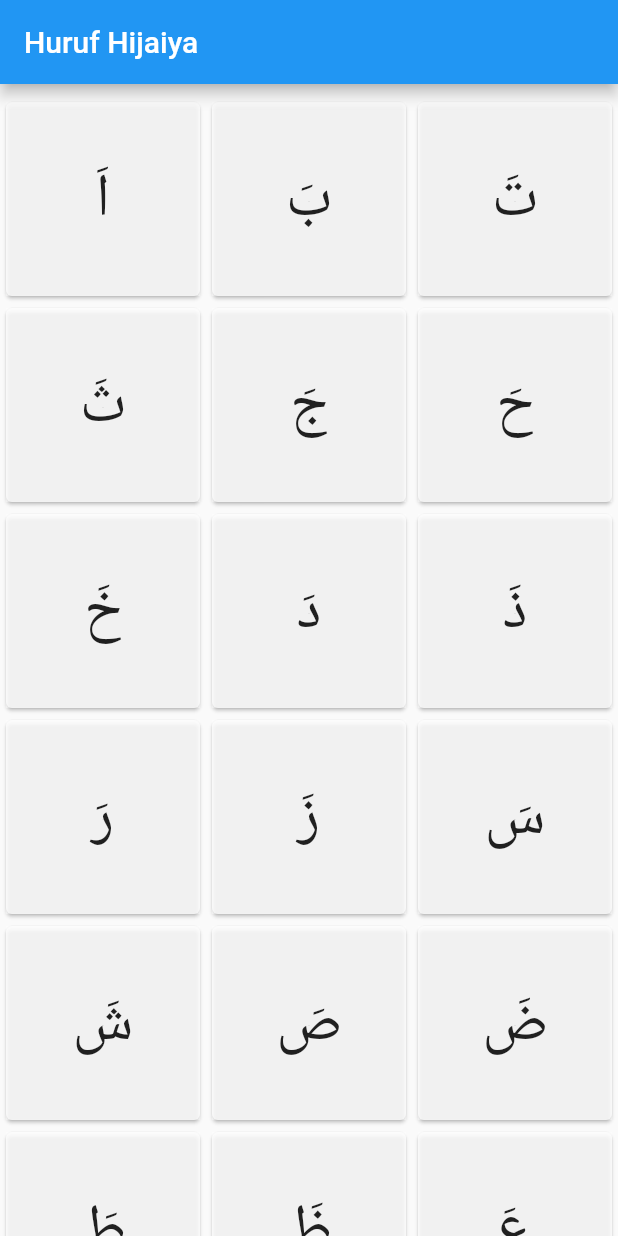
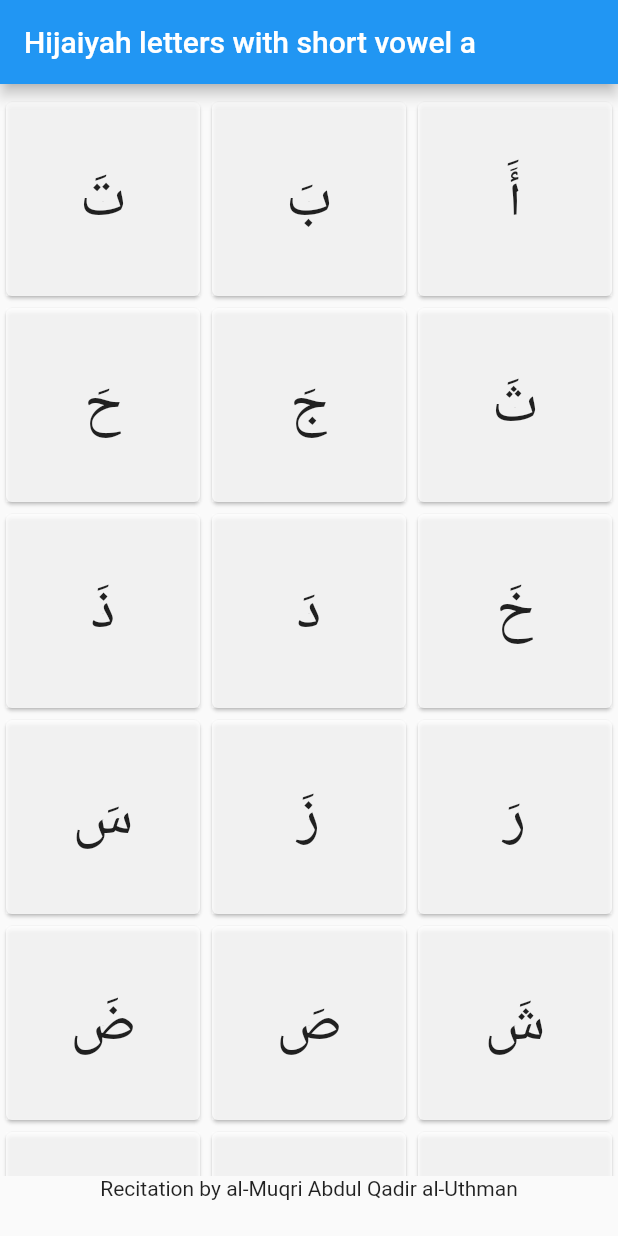
Before and after one commit to bunztelan/hijaiya_app, a Flutter app: the screen it shows after launch, on a phone screen of 412 x 824 dp. Run offline on Flutter 3.47's test engine with Material 2 defaults, Android fonts, the light colour scheme and no system bars; our stand-ins replace audioplayers.

Commit message:
[CHG] revision 1

```diff
--- a/lib/main.dart
+++ b/lib/main.dart
@@ -11,12 +11,13 @@ class MyApp extends StatelessWidget {
   // This widget is the root of your application.
   @override
   Widget build(BuildContext context) {
+    const String pageTitle = "Hijaiyah letters with short vowel a";
     return MaterialApp(
       title: 'Flutter Demo',
       theme: ThemeData(
         primarySwatch: Colors.blue,
       ),
-      home: const MyHomePage(title: 'Huruf Hijaiya'),
+      home: const MyHomePage(title: pageTitle),
     );
   }
 }
@@ -33,7 +34,7 @@ class _MyHomePageState extends State<MyHomePage> {
   late AudioPlayer audioPlayer;
   int selectedIndex = -1;
   static const List<String> arabicChars = [
-    'ا',
+    'أَ',
     'ب',
     'ت',
     'ث',
@@ -58,7 +59,7 @@ class _MyHomePageState extends State<MyHomePage> {
     'ل',
     'م',
     'ن',
-    'ه',
+    'ھ',
     'و',
     'ي'
   ];
@@ -81,6 +82,7 @@ class _MyHomePageState extends State<MyHomePage> {
 
   static List<String> getArabCharWithHarakat(String harakat) {
     List<String> result = [];
+
     for (var i = 0; i < arabicChars.length; i++) {
       var fatha = String.fromCharCode(0x064e);
       String normalizedString = "${arabicChars[i]}$fatha";
@@ -95,8 +97,14 @@ class _MyHomePageState extends State<MyHomePage> {
         appBar: AppBar(
           title: Text(widget.title),
         ),
-      body: hijaiyahCardWidget(
-          context), // This trailing comma makes auto-formatting nicer for build methods.
+        body: Column(mainAxisAlignment: MainAxisAlignment.center, children: <
+            Widget>[
+          Flexible(child: hijaiyahCardWidget(context)),
+          const Text('Recitation by al-Muqri Abdul Qadir al-Uthman'),
+          const SizedBox(
+            height: 24,
+          )
+        ]) // This trailing comma makes auto-formatting nicer for build methods.
         );
   }
 
@@ -110,7 +118,9 @@ class _MyHomePageState extends State<MyHomePage> {
   }
 
   Widget hijaiyahCardWidget(BuildContext context) {
-    return MediaQuery.removePadding(
+    return Directionality(
+      textDirection: TextDirection.rtl,
+      child: MediaQuery.removePadding(
         context: context,
         removeTop: true,
         child: Padding(
@@ -131,8 +141,9 @@ class _MyHomePageState extends State<MyHomePage> {
                       duration: const Duration(milliseconds: 500),
                       height: 200,
                       width: 200,
-                    color:
-                        selectedIndex == index ? Colors.amber : Colors.white38,
+                      color: selectedIndex == index
+                          ? Colors.amber
+                          : Colors.white38,
                       child: Center(
                         child: Text(
                           getArabCharWithHarakat('fatha')[index],
@@ -146,6 +157,7 @@ class _MyHomePageState extends State<MyHomePage> {
                 );
               }),
         ),
+      ),
     );
   }
 }
```
Lines whose indentation alone changed are shown as unchanged.
